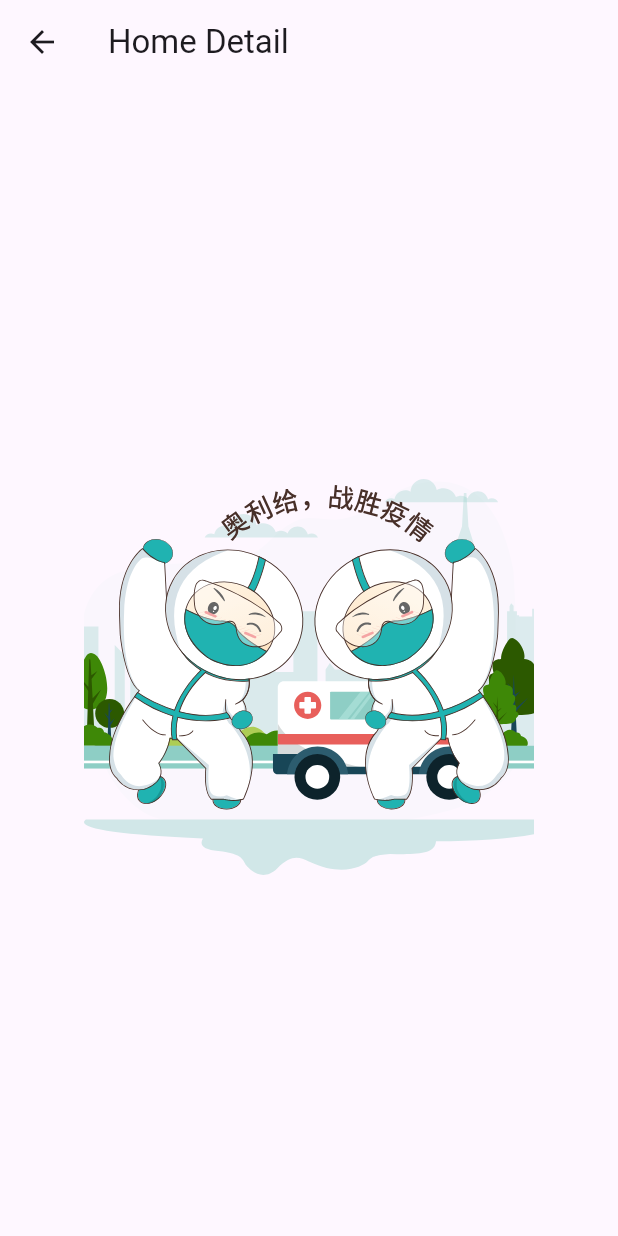
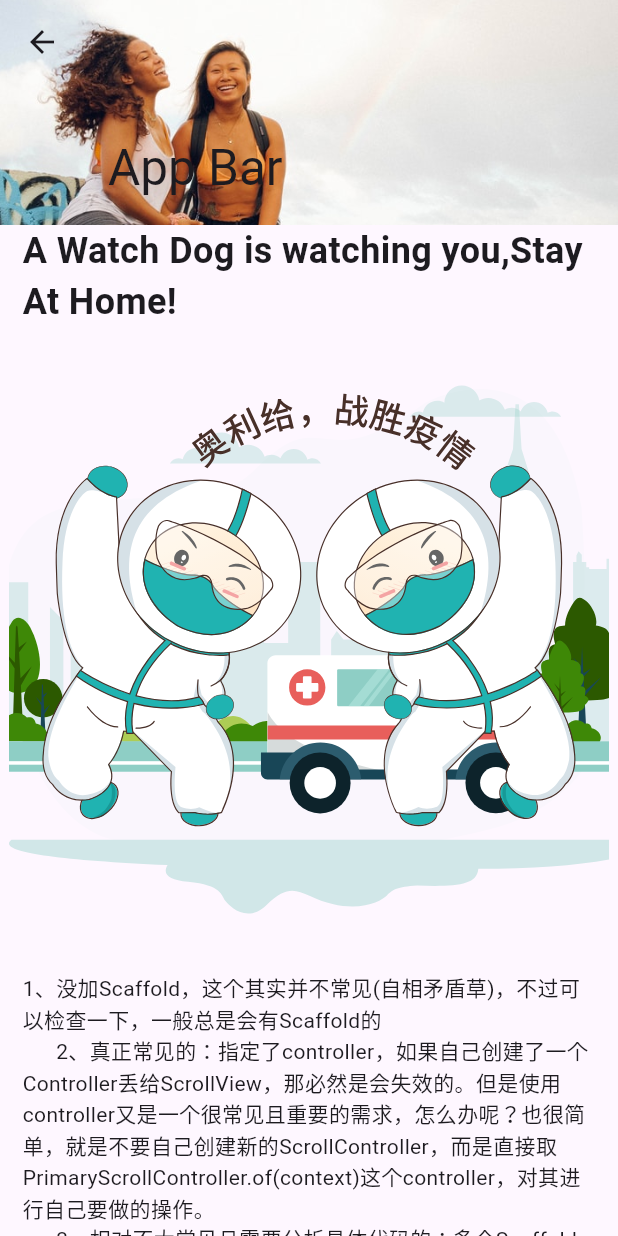
Before and after one commit to mozartee/flutter_application, a Flutter app: the screen it shows after launch, after a tap on "Try Again", after a tap on the "next plan" icon, on a phone screen of 412 x 824 dp. Run offline on Flutter 3.47's test engine with Material 2 defaults, Android fonts, the phone set to English and light mode, and no system bars; our stand-ins replace dio, easy_refresh, extended_nested_scroll_view, flutter_easyloading, flutter_screenutil, flutter_svg and 2 more; missing offline and left inert: common_utils, device_info_plus_web, flustars_flutter3, flutter_swiper_null_safety_flutter3, quick_actions, shared_preferences_web and 1 more.

Commit message:
refresh framwork commit

```diff
--- /dev/null
+++ b/lib/common/widget/refresh.dart
@@ -0,0 +1,29 @@
+import 'package:easy_refresh/easy_refresh.dart';
+
+class Refresh {
+  Refresh();
+
+  static void init() {
+    EasyRefresh.defaultHeaderBuilder = () => const ClassicHeader(
+          showMessage: false,
+          dragText: '下拉开始刷新',
+          armedText: '松开刷新',
+          readyText: '正在刷新',
+          processingText: '正在刷新',
+          processedText: '刷新完成',
+          failedText: '刷新失败',
+          noMoreText: '已显示全部数据',
+        );
+
+    EasyRefresh.defaultFooterBuilder = () => const ClassicFooter(
+          showMessage: false,
+          dragText: '上拉加载更多',
+          armedText: '松开加载',
+          readyText: '正在加载',
+          processingText: '正在加载',
+          processedText: '加载完成',
+          failedText: '加载失败',
+          noMoreText: '已显示全部数据',
+        );
+  }
+}
--- /dev/null
+++ b/lib/global.dart
@@ -0,0 +1,18 @@
+import 'package:flustars_flutter3/flustars_flutter3.dart';
+import 'package:flutter/material.dart';
+import 'package:ost_digital_application/common/widget/refresh.dart';
+
+import 'common/help/index.dart';
+import 'common/widget/index.dart';
+
+/// 初始化处理
+class Global {
+  static Future init() async {
+    WidgetsFlutterBinding.ensureInitialized();
+    await SpUtil.getInstance();
+    Log.init();
+    Loading();
+    initQuickActions();
+    Refresh.init();
+  }
+}
--- a/lib/main.dart
+++ b/lib/main.dart
@@ -11,13 +11,16 @@ import 'common/routes/index.dart';
 import 'common/theme/index.dart';
 import 'common/utils/index.dart';
 import 'common/widget/index.dart';
+import 'global.dart';
 
 Future<void> main() async {
-  // 确保初始化完成
-  WidgetsFlutterBinding.ensureInitialized();
+  // // 确保初始化完成
+  // WidgetsFlutterBinding.ensureInitialized();
 
-  // sharedPreferences
-  await SpUtil.getInstance();
+  // // sharedPreferences
+  // await SpUtil.getInstance();
+
+  await Global.init();
 
   // 异常处理
   handleError(() => runApp(MyApp()));
--- a/lib/page/home/controller.dart
+++ b/lib/page/home/controller.dart
@@ -1,12 +1,15 @@
+import 'package:easy_refresh/easy_refresh.dart';
 import 'package:get/get.dart';
-
-import 'index.dart';
 
 class HomeController extends GetxController with StateMixin<String> {
   HomeController();
 
   // final state = HomeState();
 
+  late EasyRefreshController refreshController;
+  late int itemCount;
+
+  // Getx RxStatus
   void testForChange() async {
     change(null, status: RxStatus.loading());
     Future.delayed(const Duration(seconds: 2)).then((value) {
@@ -21,10 +24,33 @@ class HomeController extends GetxController with StateMixin<String> {
     });
   }
 
+  // EasyRefresh
+  Future<void> onRefresh() async {
+    await Future.delayed(const Duration(seconds: 2));
+    itemCount = 10;
+    refreshController.finishRefresh();
+    refreshController.resetFooter();
+    update();
+  }
+
+  Future<void> onLoad() async {
+    await Future.delayed(const Duration(seconds: 2));
+    itemCount += 10;
+    refreshController.finishLoad(
+        itemCount >= 30 ? IndicatorResult.noMore : IndicatorResult.success);
+    update();
+  }
+
   /// 在 widget 内存中分配后立即调用。
   @override
   void onInit() {
     super.onInit();
+
+    refreshController = EasyRefreshController(
+      controlFinishRefresh: true,
+      controlFinishLoad: true,
+    );
+    itemCount = 10;
   }
 
   /// 在 onInit() 之后调用 1 帧。这是进入的理想场所
--- a/lib/page/home/view.dart
+++ b/lib/page/home/view.dart
@@ -39,9 +39,7 @@ class _HomePageState extends State<HomePage>
               ),
             ],
           ),
-          body: const SafeArea(
-            child: HomePageBody(),
-          ),
+          body: HomePageBody(),
         );
       },
     );
--- a/lib/page/home/widgets/body.dart
+++ b/lib/page/home/widgets/body.dart
@@ -1,5 +1,6 @@
 import 'package:flutter/material.dart';
 import 'package:get/get.dart';
+import 'package:ost_digital_application/page/home/widgets/success_page.dart';
 
 import '../../../../common/extension/string_extension.dart';
 import '../../../common/help/assets.dart';
@@ -32,19 +33,20 @@ class HomePageBody extends GetView<HomeController> {
       );
 
   _successWidget(String? text) {
-    return Center(
-      child: Column(
-        mainAxisAlignment: MainAxisAlignment.center,
-        children: [
-          Text(text.nullSafe),
-          Assets.loadImage(
-            '01',
-            format: ImageFormat.svg,
-            width: 300,
-            height: 300,
-          )
-        ],
-      ),
-    );
+    return ListPage();
+    // return Center(
+    //   child: Column(
+    //     mainAxisAlignment: MainAxisAlignment.center,
+    //     children: [
+    //       Text(text.nullSafe),
+    //       Assets.loadImage(
+    //         '01',
+    //         format: ImageFormat.svg,
+    //         width: 300,
+    //         height: 300,
+    //       )
+    //     ],
+    //   ),
+    // );
   }
 }
--- /dev/null
+++ b/lib/page/home/widgets/success_page.dart
@@ -0,0 +1,45 @@
+import 'package:flutter/material.dart';
+import 'package:easy_refresh/easy_refresh.dart';
+import 'package:get/get.dart';
+
+import '../index.dart';
+
+class ListPage extends StatefulWidget {
+  const ListPage({super.key});
+
+  @override
+  State<ListPage> createState() => _ListPageState();
+}
+
+class _ListPageState extends State<ListPage> {
+  @override
+  void initState() {
+    super.initState();
+  }
+
+  @override
+  Widget build(BuildContext context) {
+    return GetBuilder<HomeController>(builder: (controller) {
+      return EasyRefresh(
+        controller: controller.refreshController,
+        child: ListView.builder(
+          padding: const EdgeInsets.only(top: 10),
+          itemCount: controller.itemCount,
+          itemBuilder: (context, index) {
+            return Card(
+              elevation: 0,
+              child: ListTile(
+                shape: RoundedRectangleBorder(
+                    borderRadius: BorderRadius.circular(12.0)),
+                title: Text('Row $index'),
+                onTap: () {},
+              ),
+            );
+          },
+        ),
+        onRefresh: () => controller.onRefresh(),
+        onLoad: () => controller.onLoad(),
+      );
+    });
+  }
+}
--- a/lib/page/home_detail/home_detail.dart
+++ b/lib/page/home_detail/home_detail.dart
@@ -1,3 +1,4 @@
+import 'package:extended_nested_scroll_view/extended_nested_scroll_view.dart';
 import 'package:flutter/material.dart';
 
 import '../../common/help/assets.dart';
@@ -8,15 +9,51 @@ class HomeDetail extends StatelessWidget {
   @override
   Widget build(BuildContext context) {
     return Scaffold(
-      appBar: AppBar(
-        title: const Text("Home Detail"),
-      ),
-      body: Center(
-        child: Assets.loadImage(
-          '02',
-          format: ImageFormat.svg,
-          width: 300,
-          height: 300,
+      body: ExtendedNestedScrollView(
+        // pinnedHeaderSliverHeightBuilder: () => 120,
+        headerSliverBuilder: (context, innerBoxIsScrolled) {
+          return [
+            SliverAppBar(
+              pinned: true,
+              floating: true,
+              snap: false,
+              centerTitle: false,
+              // title: Text('App Bar'),
+              expandedHeight: 150,
+              flexibleSpace: FlexibleSpaceBar(
+                title: Text('App Bar'),
+                background: Assets.loadImage('subtract',),
+              ),
+            )
+          ];
+        },
+        body: ListView(
+          children: [
+            const Padding(
+              padding: EdgeInsets.symmetric(horizontal: 15),
+              child: Text(
+                'A Watch Dog is watching you,Stay At Home!',
+                style: TextStyle(
+                  fontSize: 24,
+                  fontWeight: FontWeight.bold,
+                ),
+              ),
+            ),
+            Assets.loadImage('02', height: 400, format: ImageFormat.svg),
+            const Padding(
+              padding: EdgeInsets.symmetric(horizontal: 15, vertical: 30),
+              child: Text(
+                '''1、没加Scaffold，这个其实并不常见(自相矛盾草)，不过可以检查一下，一般总是会有Scaffold的
+      2、真正常见的：指定了controller，如果自己创建了一个Controller丢给ScrollView，那必然是会失效的。但是使用controller又是一个很常见且重要的需求，怎么办呢？也很简单，就是不要自己创建新的ScrollController，而是直接取PrimaryScrollController.of(context)这个controller，对其进行自己要做的操作。
+      3、相对不太常见且需要分析具体代码的：多个Scaffold导致的冲突。
+      注意到其实flutter里的这个点击状态栏并不是真的点击了状态栏，而是点击了“Scaffold提供的位于状态栏的可点击区域”，也就是说，如果有多个Scaffold就会有多个这样的区域。实际情况是，只有最内部的Scaffold的状态栏会有响应，而如果ScrollView所处位置取到的和点击的Scaffold不一致，自然也就不会有滚动到顶部的feature
+      ''',
+                style: TextStyle(
+                  fontSize: 14,
+                ),
+              ),
+            ),
+          ],
         ),
       ),
     );
--- a/pubspec.yaml
+++ b/pubspec.yaml
@@ -42,13 +42,13 @@ dependencies:
   # oktoast: ^3.3.0
   # fluttertoast: ^8.1.2
   flutter_easyloading: ^3.0.5
-  flutter_easyrefresh: ^2.2.2
+  easy_refresh: ^3.0.5+1
   # animation kit
   # flutter_spinkit: ^5.1.0
 
-  # flutter_shimmer: ^2.1.2
   shimmer: ^2.0.0
 
+  extended_nested_scroll_view: ^5.1.3
 
   # 网络库 https://github.com/flutterchina/dio
   dio: ^4.0.6
```
